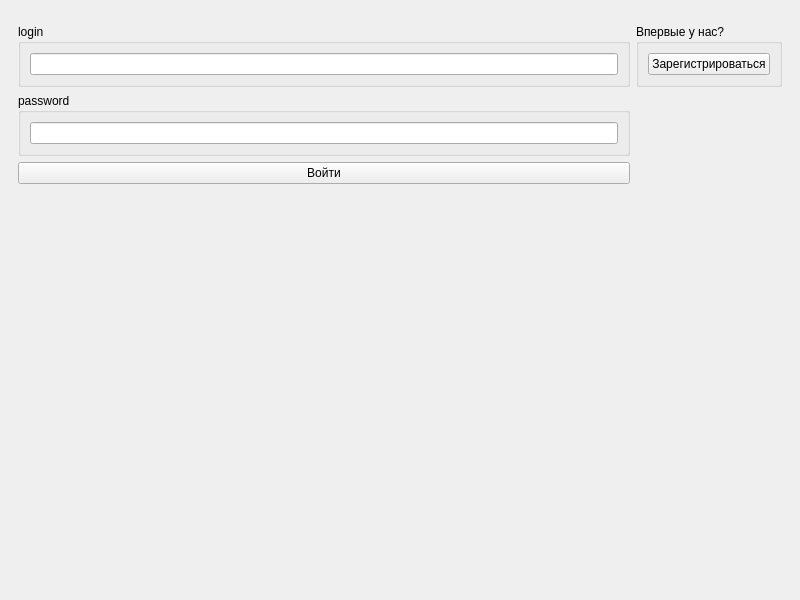
The window that client/loginpage.ui (ttema4/p2p-app) describes before a commit, drawn with Qt 5.
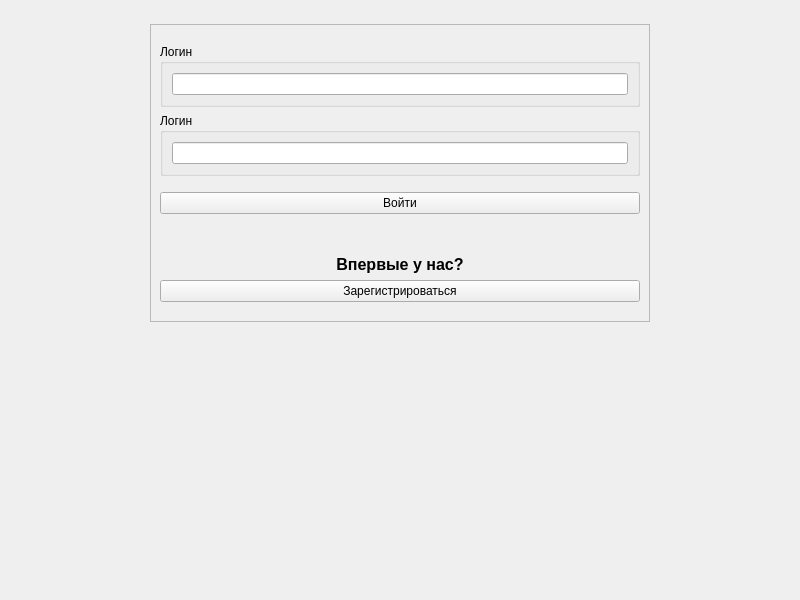
The same window after the commit.

```diff
--- a/client/loginpage.ui
+++ b/client/loginpage.ui
@@ -26,44 +26,123 @@
     </item>
     <item>
      <widget class="QWidget" name="widget_2" native="true">
-      <layout class="QGridLayout" name="gridLayout_2">
-       <item row="1" column="0">
-        <widget class="QGroupBox" name="groupBox_2">
-         <property name="title">
-          <string>password</string>
+      <layout class="QHBoxLayout" name="horizontalLayout_2">
+       <item>
+        <widget class="QFrame" name="frame">
+         <property name="maximumSize">
+          <size>
+           <width>500</width>
+           <height>16777215</height>
+          </size>
          </property>
-         <layout class="QVBoxLayout" name="verticalLayout_3">
+         <property name="frameShape">
+          <enum>QFrame::StyledPanel</enum>
+         </property>
+         <property name="frameShadow">
+          <enum>QFrame::Raised</enum>
+         </property>
+         <layout class="QVBoxLayout" name="verticalLayout_5">
           <item>
-           <widget class="QLineEdit" name="lineEdit_2"/>
+           <spacer name="verticalSpacer_5">
+            <property name="orientation">
+             <enum>Qt::Vertical</enum>
+            </property>
+            <property name="sizeType">
+             <enum>QSizePolicy::Fixed</enum>
+            </property>
+            <property name="sizeHint" stdset="0">
+             <size>
+              <width>20</width>
+              <height>10</height>
+             </size>
+            </property>
+           </spacer>
           </item>
-         </layout>
-        </widget>
-       </item>
-       <item row="0" column="0">
-        <widget class="QGroupBox" name="groupBox">
-         <property name="title">
-          <string>login</string>
-         </property>
-         <layout class="QVBoxLayout" name="verticalLayout_2">
           <item>
-           <widget class="QLineEdit" name="lineEdit"/>
+           <widget class="QGroupBox" name="groupBox">
+            <property name="title">
+             <string>Логин</string>
+            </property>
+            <layout class="QVBoxLayout" name="verticalLayout_2">
+             <item>
+              <widget class="QLineEdit" name="lineEdit"/>
+             </item>
+            </layout>
+           </widget>
           </item>
-         </layout>
-        </widget>
-       </item>
-       <item row="2" column="0">
-        <widget class="QPushButton" name="pushButton">
-         <property name="text">
-          <string>Войти</string>
-         </property>
-        </widget>
-       </item>
-       <item row="0" column="1">
-        <widget class="QGroupBox" name="groupBox_3">
-         <property name="title">
-          <string>Впервые у нас?</string>
-         </property>
-         <layout class="QVBoxLayout" name="verticalLayout_4">
+          <item>
+           <widget class="QGroupBox" name="groupBox_2">
+            <property name="title">
+             <string>Логин</string>
+            </property>
+            <layout class="QVBoxLayout" name="verticalLayout_3">
+             <item>
+              <widget class="QLineEdit" name="lineEdit_2"/>
+             </item>
+            </layout>
+           </widget>
+          </item>
+          <item>
+           <spacer name="verticalSpacer_3">
+            <property name="orientation">
+             <enum>Qt::Vertical</enum>
+            </property>
+            <property name="sizeType">
+             <enum>QSizePolicy::Fixed</enum>
+            </property>
+            <property name="sizeHint" stdset="0">
+             <size>
+              <width>20</width>
+              <height>10</height>
+             </size>
+            </property>
+           </spacer>
+          </item>
+          <item>
+           <widget class="QPushButton" name="pushButton">
+            <property name="text">
+             <string>Войти</string>
+            </property>
+           </widget>
+          </item>
+          <item>
+           <spacer name="verticalSpacer_2">
+            <property name="orientation">
+             <enum>Qt::Vertical</enum>
+            </property>
+            <property name="sizeType">
+             <enum>QSizePolicy::Fixed</enum>
+            </property>
+            <property name="sizeHint" stdset="0">
+             <size>
+              <width>20</width>
+              <height>35</height>
+             </size>
+            </property>
+           </spacer>
+          </item>
+          <item>
+           <widget class="QLabel" name="label">
+            <property name="font">
+             <font>
+              <pointsize>12</pointsize>
+              <bold>true</bold>
+             </font>
+            </property>
+            <property name="autoFillBackground">
+             <bool>false</bool>
+            </property>
+            <property name="lineWidth">
+             <number>1</number>
+            </property>
+            <property name="text">
+             <string>Впервые у нас?</string>
+            </property>
+            <property name="alignment">
+             <set>Qt::AlignCenter</set>
+            </property>
+           </widget>
+          </item>
           <item>
            <widget class="QPushButton" name="pushButton_2">
             <property name="text">
@@ -71,6 +150,22 @@
             </property>
            </widget>
           </item>
+          <item>
+           <spacer name="verticalSpacer_4">
+            <property name="orientation">
+             <enum>Qt::Vertical</enum>
+            </property>
+            <property name="sizeType">
+             <enum>QSizePolicy::Fixed</enum>
+            </property>
+            <property name="sizeHint" stdset="0">
+             <size>
+              <width>20</width>
+              <height>10</height>
+             </size>
+            </property>
+           </spacer>
+          </item>
          </layout>
         </widget>
        </item>
```
